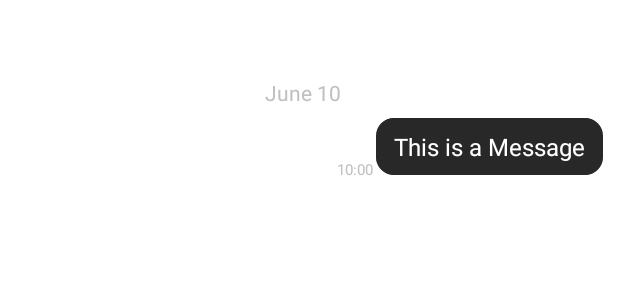
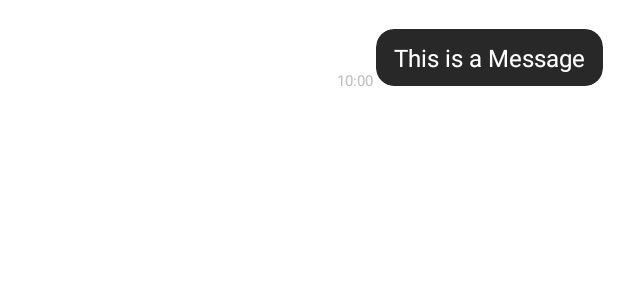
Before and after one commit to razrez/chat-service, an Android app: the layout item_chat_me.xml on its own in the app's theme, with its tools: preview values and no code run, on a phone screen of 412 x 824 dp. Shown: the top 300 px of the screen. Run offline under Robolectric (Android 15) with nearby library versions, the phone set to English and light mode, and no system bars.

Commit message:
stub messages for chat

```diff
--- a/src/spotify.android/SpotifyChat/app/src/main/java/com/example/spotifychat/MainActivity.kt
+++ b/src/spotify.android/SpotifyChat/app/src/main/java/com/example/spotifychat/MainActivity.kt
@@ -3,11 +3,17 @@ package com.example.spotifychat
 import androidx.appcompat.app.AppCompatActivity
 import android.os.Bundle
 import com.example.spotifychat.databinding.ActivityMainBinding
+import com.example.spotifychat.presentation.fragments.ChatFragment
 
 class MainActivity : AppCompatActivity() {
     override fun onCreate(savedInstanceState: Bundle?) {
         super.onCreate(savedInstanceState)
         val binding = ActivityMainBinding.inflate(layoutInflater)
         setContentView(R.layout.activity_main)
+
+        supportFragmentManager
+            .beginTransaction()
+            .replace(R.id.mainFragmentContainer, ChatFragment.newInstance())
+            .commit()
     }
 }
--- a/src/spotify.android/SpotifyChat/app/src/main/res/layout/fragment_chat.xml
+++ b/src/spotify.android/SpotifyChat/app/src/main/res/layout/fragment_chat.xml
@@ -11,7 +11,8 @@
         android:layout_height="wrap_content"
         android:fitsSystemWindows="true"
         android:orientation="vertical"
-        app:layout_constraintTop_toTopOf="parent">
+        app:layout_constraintTop_toTopOf="parent"
+        android:visibility="gone">
 
         <androidx.appcompat.widget.Toolbar
             android:id="@+id/toolbar_gchannel"
@@ -28,6 +29,7 @@
         android:layout_width="match_parent"
         android:layout_height="match_parent"
         android:layout_marginBottom="16dp"
+        tools:listitem="@layout/item_chat_other"
         app:layout_constrainedHeight="true"
         app:layout_constraintBottom_toTopOf="@+id/text_gchat_indicator"
         app:layout_constraintTop_toBottomOf="@+id/layout_group_chat" />
@@ -64,7 +66,7 @@
             android:layout_marginStart="16dp"
             android:layout_toStartOf="@+id/button_gchat_send"
             android:background="@android:color/transparent"
-            android:hint="Send a message"
+            android:hint="@string/message_placeholder"
             android:inputType="text"
             android:maxLines="6"
             android:minHeight="48dp"
--- a/src/spotify.android/SpotifyChat/app/src/main/res/layout/item_chat_me.xml
+++ b/src/spotify.android/SpotifyChat/app/src/main/res/layout/item_chat_me.xml
@@ -6,39 +6,23 @@
     android:layout_marginEnd="8dp"
     android:layout_marginTop="16dp">
 
-    <TextView
-        android:id="@+id/text_gchat_date_me"
-        android:layout_width="wrap_content"
-        android:layout_height="wrap_content"
-        android:layout_marginTop="32dp"
-        android:paddingStart="8dp"
-        android:paddingTop="4dp"
-        android:paddingEnd="8dp"
-        android:paddingBottom="4dp"
-        android:text="June 10"
-        android:textColor="#C0C0C0"
-        app:layout_constraintEnd_toEndOf="parent"
-        app:layout_constraintStart_toStartOf="parent"
-        app:layout_constraintTop_toTopOf="parent" />
-
     <androidx.cardview.widget.CardView
         android:id="@+id/card_gchat_message_me"
         android:layout_width="wrap_content"
         android:layout_height="wrap_content"
-        app:cardBackgroundColor="#774df2"
+        app:cardBackgroundColor="#282828"
         app:cardCornerRadius="12dp"
         app:cardElevation="0dp"
         app:cardPreventCornerOverlap="false"
         app:cardUseCompatPadding="true"
         app:layout_constraintEnd_toEndOf="parent"
-        app:layout_constraintTop_toBottomOf="@id/text_gchat_date_me">
+        app:layout_constraintTop_toTopOf="parent">
 
         <LinearLayout
             android:id="@+id/layout_gchat_container_me"
             android:layout_width="wrap_content"
             android:layout_height="wrap_content"
-            android:orientation="vertical"
-            android:background="#282828">
+            android:orientation="vertical">
 
             <TextView
                 android:id="@+id/text_gchat_message_me"
--- a/src/spotify.android/SpotifyChat/app/src/main/res/values/strings.xml
+++ b/src/spotify.android/SpotifyChat/app/src/main/res/values/strings.xml
@@ -1,3 +1,4 @@
 <resources>
     <string name="app_name">SpotifyChat</string>
+    <string name="message_placeholder">Send a message</string>
 </resources>
--- a/src/spotify.android/SpotifyChat/core/src/main/java/com/example/core/http_clients/FragmentBase.kt
+++ b/src/spotify.android/SpotifyChat/core/src/main/java/com/example/core/base/FragmentBase.kt
@@ -1,4 +1,4 @@
-package com.example.core.http_clients
+package com.example.core.base
 
 
 import android.annotation.SuppressLint
--- a/src/spotify.android/SpotifyChat/domain/src/main/java/com/example/domain/common/Message.kt
+++ b/src/spotify.android/SpotifyChat/domain/src/main/java/com/example/domain/common/Message.kt
@@ -5,6 +5,6 @@ import kotlinx.serialization.Serializable
 @Serializable
 data class Message(
     val message: String,
-    val sender: User,
+    val sender: User?,
     val createdAt: Long
 )
```
Also changed, not shown: src/spotify.android/SpotifyChat/app/src/main/java/com/example/spotifychat/presentation/adapters/CustomRecyclerAdapter.kt (+71 -19 lines), src/spotify.android/SpotifyChat/app/src/main/java/com/example/spotifychat/presentation/fragments/ChatFragment.kt (+42 -3 lines), src/spotify.android/SpotifyChat/app/src/main/res/layout/activity_main.xml (+2 -15 lines), src/spotify.android/SpotifyChat/app/src/main/res/layout/item_chat_other.xml (+4 -19 lines).
